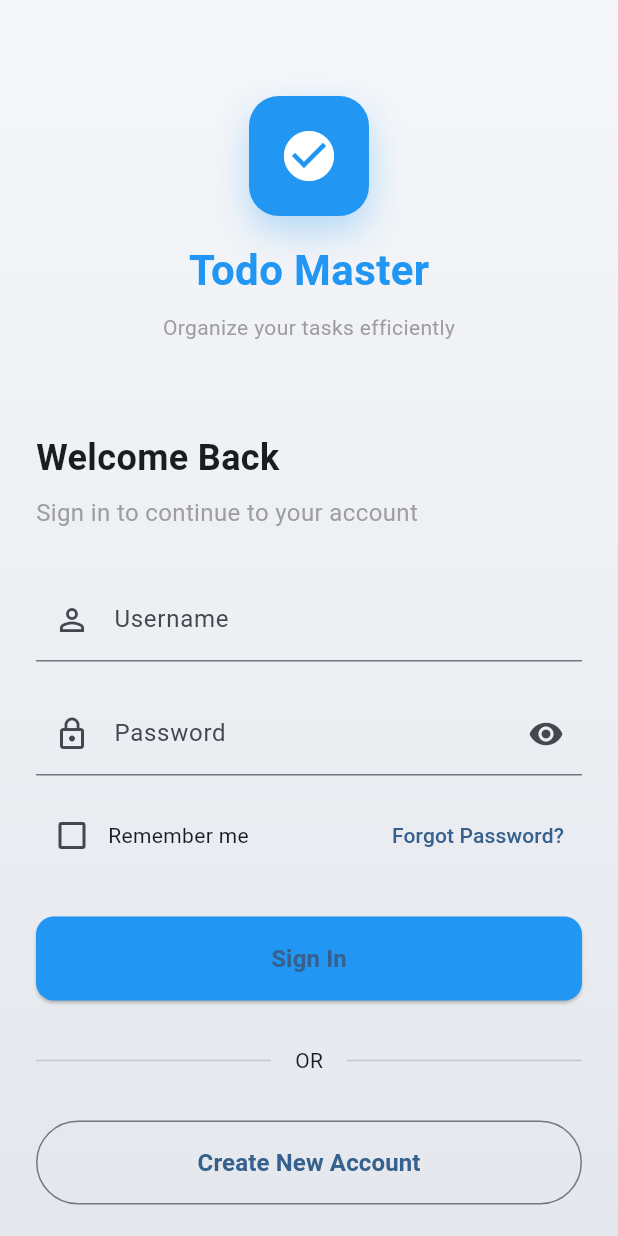
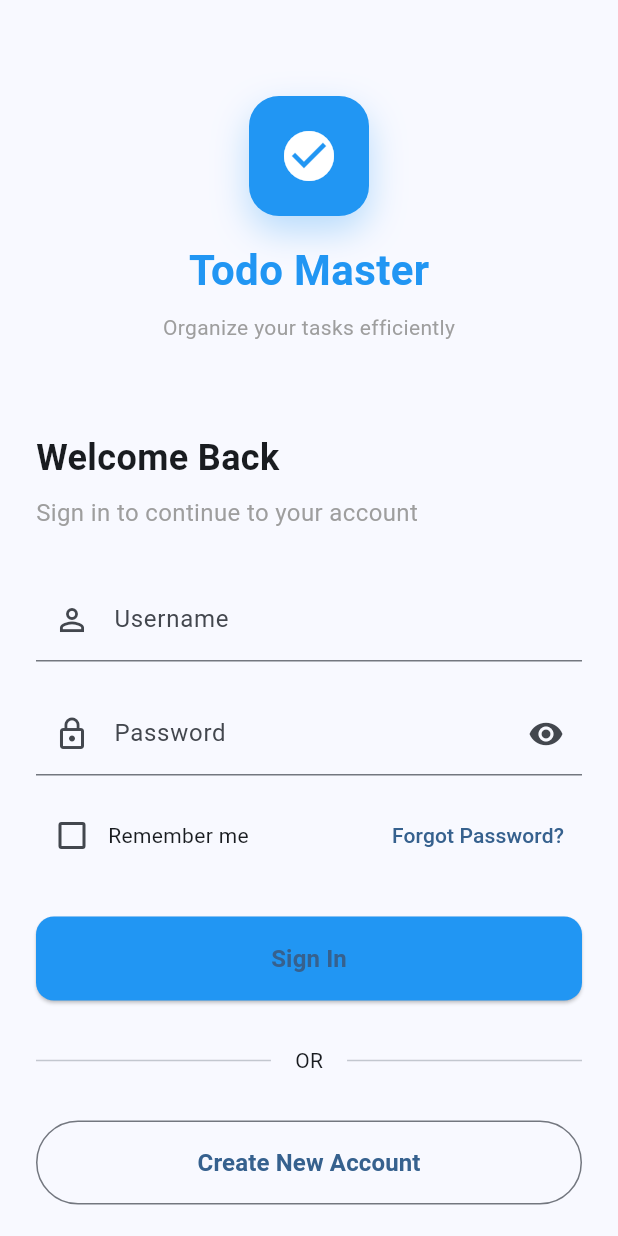
Before and after one commit to 1Nabhan1/axl_machine_tst, a Flutter app: the screen it shows after launch, on a phone screen of 412 x 824 dp. Run offline on Flutter 3.47's test engine with Material 3 defaults, Android fonts, the phone set to English and light mode, and no system bars; our stand-ins replace equatable, flutter_bloc, hive, hive_flutter, image_picker, shared_preferences; accounts and stored records are empty.

Commit message:
commit 1

```diff
--- a/lib/presentation/screens/login/login_screen.dart
+++ b/lib/presentation/screens/login/login_screen.dart
@@ -89,11 +89,7 @@ class _LoginScreenState extends State<LoginScreen> {
           value: SystemUiOverlayStyle.dark,
           child: Container(
             decoration: const BoxDecoration(
-              gradient: LinearGradient(
-                begin: Alignment.topCenter,
-                end: Alignment.bottomCenter,
-                colors: [Color(0xFFF5F7FA), Color(0xFFE4E7EC)],
-              ),
+              //
             ),
             child: SafeArea(
               child: SingleChildScrollView(
```
